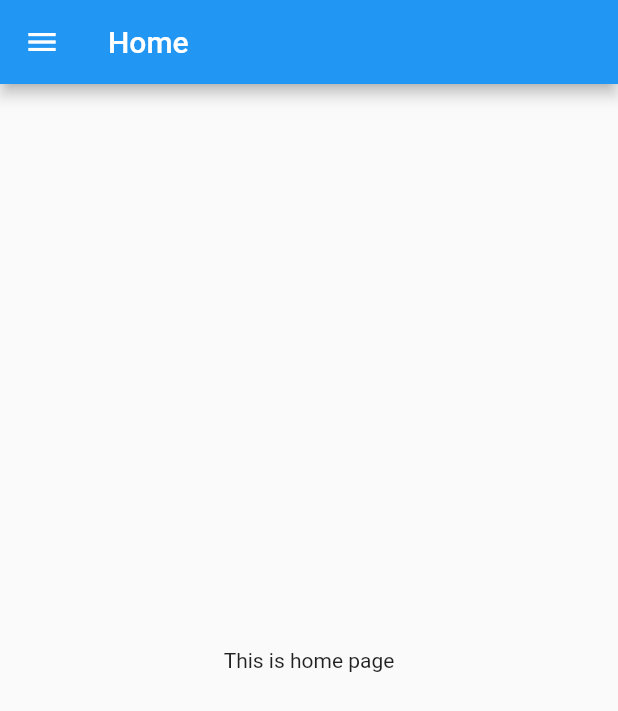
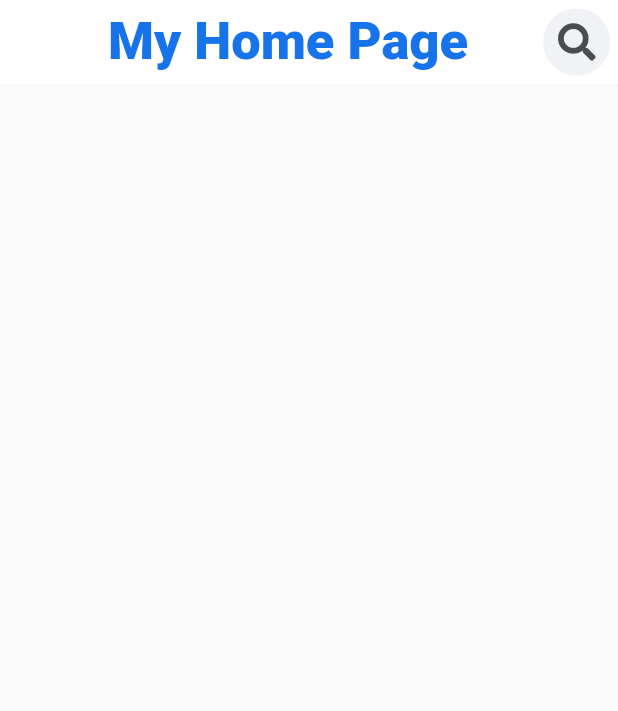
Before and after one commit to OppoCommando/MyFirst_Demo_FlutterProject, a Flutter app: the screen it shows after launch, after a tap on "LOGIN", on a phone screen of 412 x 824 dp. Shown: the top 711 px of the screen. Run offline on Flutter 3.47's test engine with Material 2 defaults, Android fonts, the phone set to English and light mode, and no system bars; our stand-ins replace font_awesome_flutter, google_fonts.

Commit message:
App Bar Search Icon Implement
App Bar implement Successfully..

```diff
--- /dev/null
+++ b/demoproject/lib/design/constants.dart
@@ -0,0 +1,15 @@
+import 'package:flutter/cupertino.dart';
+import 'package:google_fonts/google_fonts.dart';
+
+
+Color facebook_blue_color = Color(0xff1773E9);
+Color facebook_grey_color = Color(0xffF0F2F5);
+Color facebook_dgrey_color = Color(0xffAEB4BB);
+Color facebook_icon_color = Color(0xff4B4C4F);
+Color Inactive_facebook_color = Color(0xff4B4C4F);
+Color Active_facebook_color = Color(0xffE7F3FF);
+
+
+TextStyle headStyle = GoogleFonts.roboto(
+  textStyle: TextStyle(fontWeight: FontWeight.w900, fontSize: 35,color: facebook_blue_color)
+);
--- /dev/null
+++ b/demoproject/lib/src/Activities/HomeDashBoard.dart
@@ -0,0 +1,31 @@
+import 'package:demoproject/design/constants.dart';
+import 'package:demoproject/widgets/AppBarSearchIcon.dart';
+import 'package:flutter/material.dart';
+import 'package:flutter/widgets.dart';
+import 'package:font_awesome_flutter/font_awesome_flutter.dart';
+//import 'package:json/components/app_bar_icon.dart';
+
+class HomeDashBoard extends StatefulWidget{
+  @override
+ _HomeDashBoard createState() => _HomeDashBoard();
+
+ }
+
+ class _HomeDashBoard extends State<HomeDashBoard>
+ {
+  @override
+  Widget build(BuildContext context) {
+    return(Scaffold(
+      appBar: AppBar(
+        title: Text('My Home Page ',style: headStyle,),
+        backgroundColor: Colors.white,
+        elevation: 0.0,
+        actions: <Widget>[
+          AppBarSearchIcon(FontAwesomeIcons.search),
+
+        ],
+        ),
+        )
+        );
+  }
+}
--- /dev/null
+++ b/demoproject/lib/widgets/AppBarSearchIcon.dart
@@ -0,0 +1,36 @@
+import 'package:demoproject/design/constants.dart';
+import 'package:demoproject/src/Activities/HomeMain.dart';
+//import 'package:demoproject/src/Activities/LoginPage.dart';
+import 'package:flutter/material.dart';
+import 'package:flutter/widgets.dart';
+
+// ignore: must_be_immutable
+class AppBarSearchIcon extends StatelessWidget{
+  IconData icon;
+   AppBarSearchIcon(IconData icon)
+   {
+     this.icon=icon;
+   }
+  @override
+  Widget build(BuildContext context) {
+    // TODO: implement build
+    return GestureDetector(
+      onTap: () {
+                Navigator.push(context, MaterialPageRoute(builder: (context) => HomeMain()));
+              },
+      child: Container(
+        margin: EdgeInsets.all(5),
+        height: 45,
+        width: 45,
+        decoration: BoxDecoration(
+          shape: BoxShape.circle,
+          color: facebook_grey_color,
+        ),
+        child: Center(
+          child: Icon(icon, color: facebook_icon_color,size: 25,),
+        ),
+      ),
+    );
+  }
+
+}
--- a/demoproject/lib/widgets/SingInBottom.dart
+++ b/demoproject/lib/widgets/SingInBottom.dart
@@ -1,3 +1,4 @@
+import 'package:demoproject/src/Activities/HomeDashBoard.dart';
 import 'package:demoproject/src/Activities/HomeMain.dart';
 import 'package:flutter/cupertino.dart';
 import 'package:flutter/gestures.dart';
@@ -36,7 +37,7 @@ class SingInBottom extends StatelessWidget{
             elevation: 10,
             padding: EdgeInsets.symmetric(horizontal: 70, vertical: 12),
             onPressed: () {
-              Navigator.push(context, MaterialPageRoute(builder: (context) => HomeMain()));
+              Navigator.push(context, MaterialPageRoute(builder: (context) => HomeDashBoard()));
             },
             child: Row(
               mainAxisAlignment: MainAxisAlignment.center,
```
Also changed, not shown: demoproject/pubspec.yaml (+7 -0 lines), demoproject/pubspec.lock.
